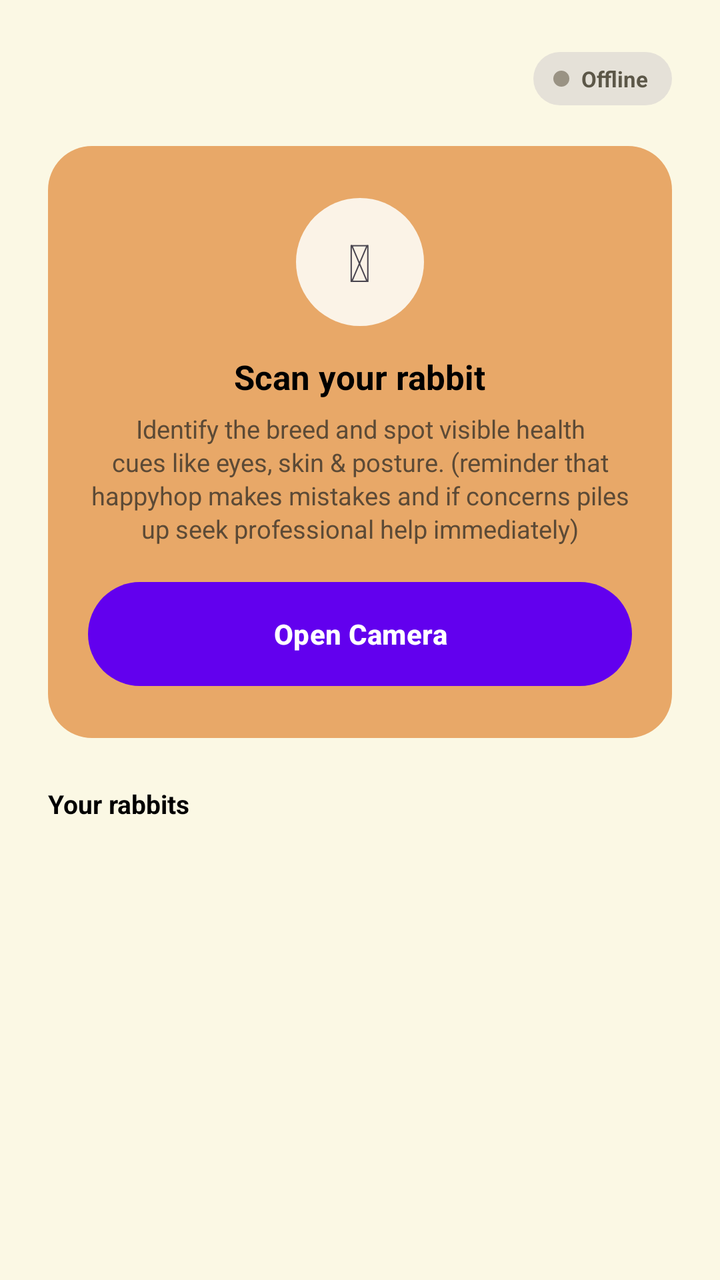
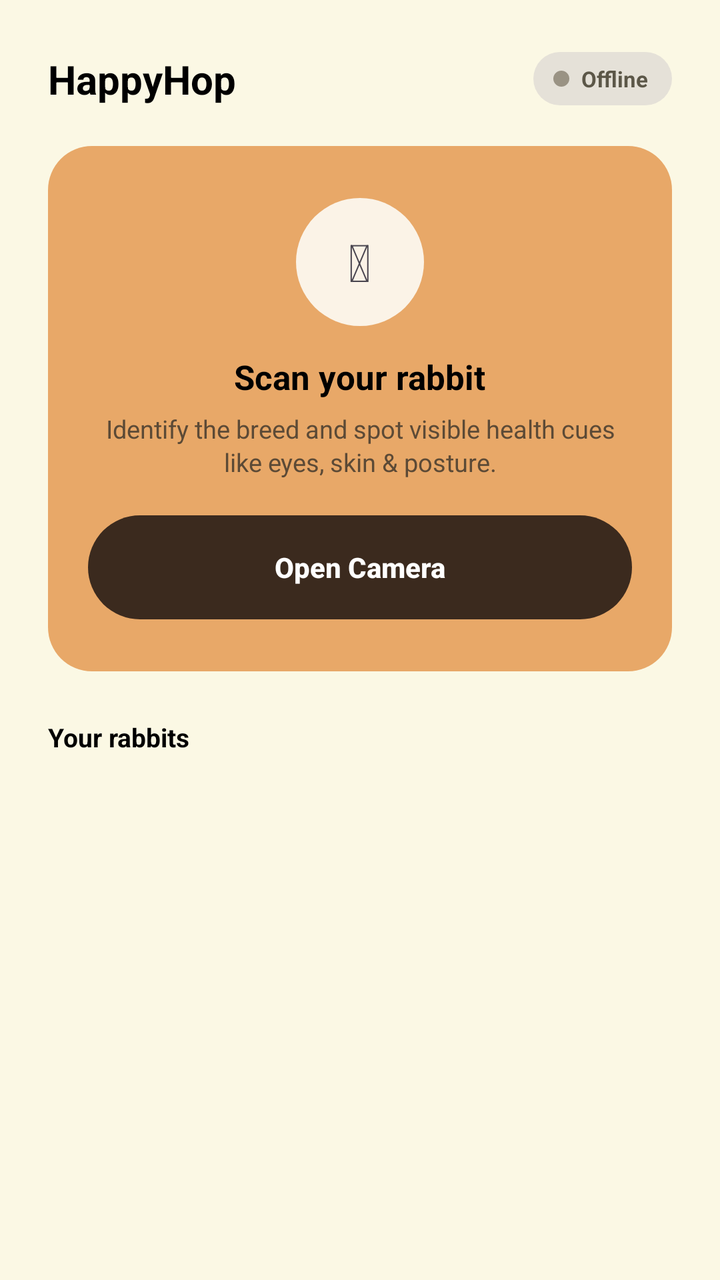

Before-and-after screenshots of an Android layout around one commit, followed by the original layout XML and the change that was made.
<!-- AndroidManifest.xml: application theme Theme.BunnyCare -->
<!-- res/layout/fragment_camera.xml -->
<?xml version="1.0" encoding="utf-8"?>
<LinearLayout xmlns:android="http://schemas.android.com/apk/res/android"
    android:id="@+id/camerapage"
    android:layout_width="match_parent"
    android:layout_height="match_parent"
    android:orientation="vertical"
    android:background="@color/cream_bg">

    <ScrollView
        android:layout_width="match_parent"
        android:layout_height="match_parent"
        android:fillViewport="true"
        android:overScrollMode="never">

        <LinearLayout
            android:layout_width="match_parent"
            android:layout_height="wrap_content"
            android:orientation="vertical"
            android:paddingStart="24dp"
            android:paddingEnd="24dp"
            android:paddingTop="26dp"
            android:paddingBottom="28dp">

            <LinearLayout
                android:layout_width="match_parent"
                android:layout_height="wrap_content"
                android:orientation="horizontal"
                android:gravity="center_vertical">

                <TextView
                    android:layout_width="0dp"
                    android:layout_height="wrap_content"
                    android:layout_weight="1"
                    android:text=""
                    android:textColor="@color/black"
                    android:textSize="20sp"
                    android:textStyle="bold" />

                <LinearLayout
                    android:id="@+id/statusBadge"
                    android:layout_width="wrap_content"
                    android:layout_height="wrap_content"
                    android:orientation="horizontal"
                    android:gravity="center_vertical"
                    android:background="@drawable/status_pill_offline"
                    android:paddingStart="10dp"
                    android:paddingEnd="12dp"
                    android:paddingTop="6dp"
                    android:paddingBottom="6dp">

                    <View
                        android:id="@+id/statusDot"
                        android:layout_width="8dp"
                        android:layout_height="8dp"
                        android:layout_marginEnd="6dp"
                        android:background="@drawable/status_dot_offline" />

                    <TextView
                        android:id="@+id/txtStatus"
                        android:layout_width="wrap_content"
                        android:layout_height="wrap_content"
                        android:text="Offline"
                        android:textColor="#5C5748"
                        android:textSize="11sp"
                        android:textStyle="bold" />

                </LinearLayout>

            </LinearLayout>

            <LinearLayout
                android:layout_width="match_parent"
                android:layout_height="wrap_content"
                android:layout_marginTop="20dp"
                android:orientation="vertical"
                android:gravity="center_horizontal"
                android:background="@drawable/scan_card_bg"
                android:paddingStart="20dp"
                android:paddingEnd="20dp"
                android:paddingTop="26dp"
                android:paddingBottom="26dp">

                <FrameLayout
                    android:layout_width="64dp"
                    android:layout_height="64dp"
                    android:background="@drawable/circle_icon_bg">

                    <TextView
                        android:layout_width="wrap_content"
                        android:layout_height="wrap_content"
                        android:layout_gravity="center"
                        android:text="&#128247;"
                        android:textSize="26sp" />

                </FrameLayout>

                <TextView
                    android:layout_width="wrap_content"
                    android:layout_height="wrap_content"
                    android:layout_marginTop="14dp"
                    android:text="Scan your rabbit"
                    android:textColor="@color/black"
                    android:textSize="17sp"
                    android:textStyle="bold" />

                <TextView
                    android:layout_width="match_parent"
                    android:layout_height="wrap_content"
                    android:layout_marginTop="6dp"
                    android:gravity="center"
                    android:text="Identify the breed and spot visible health cues like eyes, skin &amp; posture. (reminder that happyhop makes mistakes and if concerns piles up seek professional help immediately)"
                    android:textColor="#5C4A36"
                    android:textSize="12.5sp"
                    android:lineSpacingExtra="2dp" />

                <Button
                    android:id="@+id/btnOpenCamera"
                    android:layout_width="match_parent"
                    android:layout_height="52dp"
                    android:layout_marginTop="18dp"
                    android:background="@drawable/open_camera_button_bg"
                    android:backgroundTint="@null"
                    android:insetTop="0dp"
                    android:insetBottom="0dp"
                    android:stateListAnimator="@null"
                    android:text="Open Camera"
                    android:textAllCaps="false"
                    android:textColor="#FFFFFF"
                    android:textSize="14sp"
                    android:textStyle="bold" />

            </LinearLayout>

            <TextView
                android:layout_width="match_parent"
                android:layout_height="wrap_content"
                android:layout_marginTop="24dp"
                android:text="Your rabbits"
                android:textColor="@color/black"
                android:textSize="13sp"
                android:textStyle="bold" />

            <LinearLayout
                android:id="@+id/yourRabbitsRow"
                android:layout_width="match_parent"
                android:layout_height="wrap_content"
                android:layout_marginTop="12dp"
                android:orientation="horizontal" />

        </LinearLayout>

    </ScrollView>

</LinearLayout>
<!-- resources referenced by this layout -->
<resources>
  <color name="black">#FF000000</color>
  <color name="cream_bg">#FBF8E4</color>
  <!-- drawable circle_icon_bg (drawable) -->
  <?xml version="1.0" encoding="utf-8"?>
  <shape xmlns:android="http://schemas.android.com/apk/res/android"
      android:shape="oval">
  
      <solid android:color="#FBF3E7" />
  
  </shape>
  <!-- drawable open_camera_button_bg (drawable) -->
  <?xml version="1.0" encoding="utf-8"?>
  <shape xmlns:android="http://schemas.android.com/apk/res/android"
      android:shape="rectangle">
  
      <solid android:color="#3B2A1E" />
  
      <corners android:radius="30dp" />
  
  </shape>
  <!-- drawable scan_card_bg (drawable) -->
  <?xml version="1.0" encoding="utf-8"?>
  <shape xmlns:android="http://schemas.android.com/apk/res/android"
      android:shape="rectangle">
  
      <solid android:color="#E8A868" />
  
      <corners android:radius="22dp" />
  
  </shape>
  <!-- drawable status_dot_offline (drawable) -->
  <?xml version="1.0" encoding="utf-8"?>
  <shape xmlns:android="http://schemas.android.com/apk/res/android"
      android:shape="oval">
  
      <solid android:color="#9A9384" />
  
  </shape>
  <!-- drawable status_pill_offline (drawable) -->
  <?xml version="1.0" encoding="utf-8"?>
  <shape xmlns:android="http://schemas.android.com/apk/res/android"
      android:shape="rectangle">
  
      <solid android:color="#E5E1D8" />
  
      <corners android:radius="20dp" />
  
  </shape>
  <style name="Theme.BunnyCare" parent="Base.Theme.BunnyCare" />
  <style name="Base.Theme.BunnyCare" parent="Theme.Material3.DayNight.NoActionBar">
          
          
      </style>
</resources>

<!-- the commit's change to res/layout/fragment_camera.xml (unified diff, before → after) -->
@@ -1,5 +1,6 @@
 <?xml version="1.0" encoding="utf-8"?>
 <LinearLayout xmlns:android="http://schemas.android.com/apk/res/android"
+    xmlns:app="http://schemas.android.com/apk/res-auto"
     android:id="@+id/camerapage"
     android:layout_width="match_parent"
     android:layout_height="match_parent"
@@ -31,7 +32,7 @@
                     android:layout_width="0dp"
                     android:layout_height="wrap_content"
                     android:layout_weight="1"
-                    android:text=""
+                    android:text="HappyHop"
                     android:textColor="@color/black"
                     android:textSize="20sp"
                     android:textStyle="bold" />
@@ -108,18 +109,20 @@
                     android:layout_height="wrap_content"
                     android:layout_marginTop="6dp"
                     android:gravity="center"
-                    android:text="Identify the breed and spot visible health cues like eyes, skin &amp; posture. (reminder that happyhop makes mistakes and if concerns piles up seek professional help immediately)"
+                    android:text="Identify the breed and spot visible health cues like eyes, skin &amp; posture."
                     android:textColor="#5C4A36"
                     android:textSize="12.5sp"
                     android:lineSpacingExtra="2dp" />
 
                 <Button
                     android:id="@+id/btnOpenCamera"
+                    style="@style/Widget.AppCompat.Button"
                     android:layout_width="match_parent"
                     android:layout_height="52dp"
                     android:layout_marginTop="18dp"
                     android:background="@drawable/open_camera_button_bg"
                     android:backgroundTint="@null"
+                    app:backgroundTint="@null"
                     android:insetTop="0dp"
                     android:insetBottom="0dp"
                     android:stateListAnimator="@null"
@@ -140,12 +143,19 @@
                 android:textSize="13sp"
                 android:textStyle="bold" />
 
-            <LinearLayout
-                android:id="@+id/yourRabbitsRow"
+            <HorizontalScrollView
                 android:layout_width="match_parent"
                 android:layout_height="wrap_content"
                 android:layout_marginTop="12dp"
-                android:orientation="horizontal" />
+                android:scrollbars="none">
+
+                <LinearLayout
+                    android:id="@+id/yourRabbitsRow"
+                    android:layout_width="wrap_content"
+                    android:layout_height="wrap_content"
+                    android:orientation="horizontal" />
+
+            </HorizontalScrollView>
 
         </LinearLayout>
 
